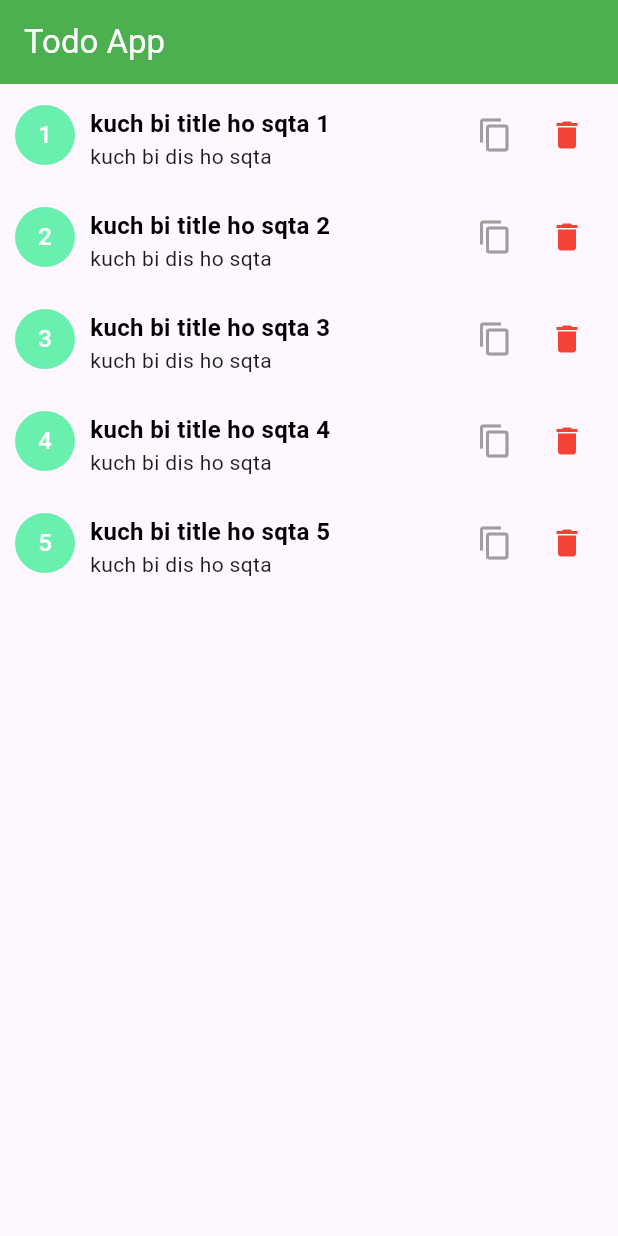
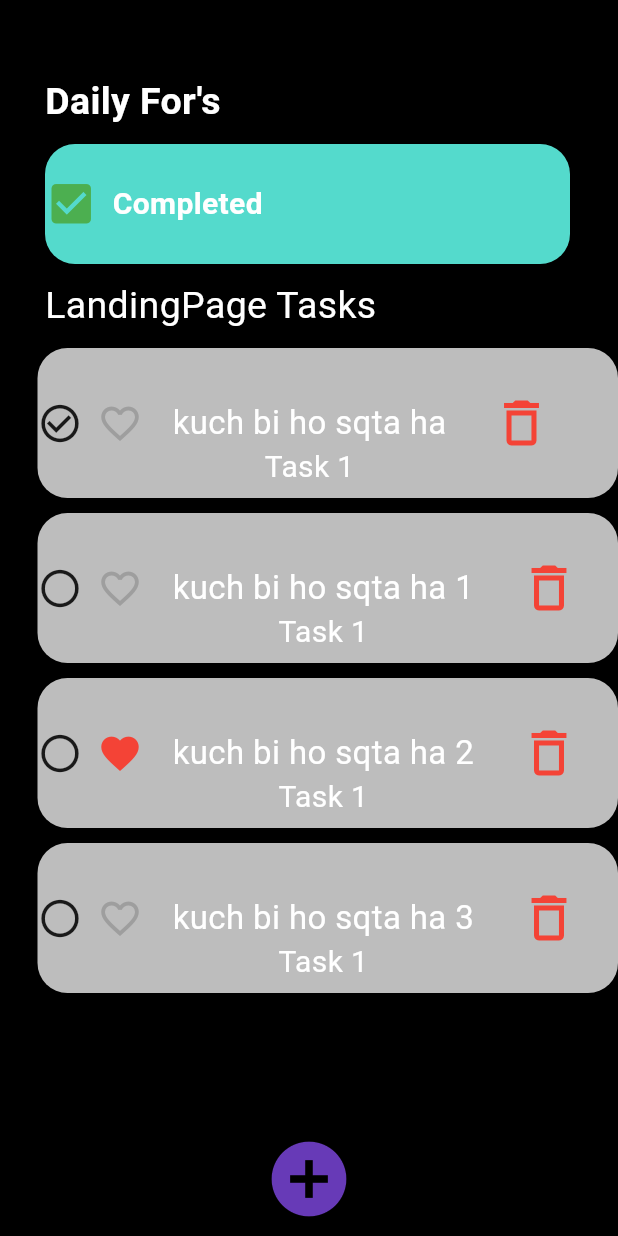
Before and after one commit to ahsanrahman0745/flutter_class, a Flutter app: the screen it shows after launch, on a phone screen of 412 x 824 dp. Run offline on Flutter 3.47's test engine with Material 3 defaults, Android fonts, the phone set to English and light mode, and no system bars; our stand-ins replace firebase_core; accounts and stored records are empty.

Commit message:
list work done

```diff
--- /dev/null
+++ b/lib/landing_page.dart
@@ -0,0 +1,128 @@
+import 'package:flutter/cupertino.dart';
+import 'package:flutter/material.dart';
+
+import 'model/todo_model.dart';
+import 'nazish.dart';
+
+
+class LandingPage extends StatefulWidget {
+  const LandingPage({super.key});
+
+  @override
+  State<LandingPage> createState() => _LandingPageState();
+}
+
+class _LandingPageState extends State<LandingPage> {
+
+
+
+  List<TodoModel> list = [
+    const TodoModel(
+      status: Status.complete,
+      title: "kuch bi ho sqta ha",
+      dis: "discretion of this tile"
+    ),
+    const TodoModel(
+        title: "kuch bi ho sqta ha 1",
+        dis: "discretion of this tile 1"
+    ),
+    const TodoModel(
+        title: "kuch bi ho sqta ha 2",
+        dis: "discretion of this tile 2",
+        fav: true,
+    ),
+    const TodoModel(
+        title: "kuch bi ho sqta ha 3",
+        dis: "discretion of this tile 3"
+    ),
+  ];
+
+
+  @override
+  Widget build(BuildContext context) {
+    return SafeArea(
+      child: Scaffold(
+        backgroundColor: Colors.black,
+        body: Column(
+          crossAxisAlignment: CrossAxisAlignment.center,
+          mainAxisAlignment: MainAxisAlignment.spaceBetween,
+          children: [
+            Column(
+              crossAxisAlignment: CrossAxisAlignment.start,
+              children: [
+                const Padding(
+                  padding: EdgeInsets.only(top: 50,left: 30),
+                  child: Text("Daily For's",style: TextStyle(color: Colors.white,
+                      fontSize: 25,
+                      fontWeight: FontWeight.bold),),
+                ),
+                Padding(
+                  padding: const EdgeInsets.only(top: 10,left: 30),
+                  child: Container(
+                    height: 80,
+                    width: 350,
+                    decoration: BoxDecoration(color: Color(0xFF54DACC),
+                        borderRadius: BorderRadius.circular(20)),
+                    child: Row(
+                      children: [
+                        Icon(Icons.check_box,size: 35,color: Colors.green,),
+                        SizedBox(width: 10,),
+                        Text("Completed",style: TextStyle(color: Colors.white,fontSize: 20,
+                            fontWeight: FontWeight.bold),)
+                      ],
+                    ),
+                  ),
+                ),
+                Padding(
+                  padding: const EdgeInsets.only(top: 10,left: 30),
+                  child: Text("LandingPage Tasks",style: TextStyle(color: Colors.white,
+                      fontSize: 25),),
+                ),
+
+
+                ListView.builder(
+                 itemCount: list.length,
+                    shrinkWrap: true,
+                    itemBuilder: (context,index){
+                  return                 Padding(
+                    padding: const EdgeInsets.only(top: 10,left: 25),
+                    child: Container(
+                      height: 100,
+                      width: 350,
+                      decoration: BoxDecoration(color: Colors.grey.shade400,
+                          borderRadius: BorderRadius.circular(20)),
+                      child: Row(
+                        children: [
+                          Icon(list[index].status == Status.complete ? Icons.check_circle_outline :Icons.circle_outlined ,size: 30,),
+                          SizedBox(width: 10,),
+                          Icon(list[index].fav ?  Icons.favorite : Icons.favorite_border,size: 30,color: list[index].fav ? Colors.red : Colors.grey,),
+                          SizedBox(width: 20,),
+                          Column(
+                            children: [
+                              Padding(
+                                padding: const EdgeInsets.only(top: 34),
+                                child: Text(list[index].title,style: TextStyle(color: Colors.white,
+                                    fontSize: 22),),
+                              ),
+                              Text("Task 1",style: TextStyle(color: Colors.white,fontSize: 20),)
+                            ],
+                          ),
+                          SizedBox(width: 30,),
+                          Icon(Icons.delete_outline_outlined,size: 40,color: Colors.red,),
+                        ],
+                      ),
+                    ),
+                  );
+                })
+
+              ],
+            ),
+
+            IconButton(onPressed:(){
+            }, icon:Icon(Icons.add_circle,size: 60,color: Colors.deepPurple,))
+          ],
+        ),
+      ),
+    );
+  }
+}
--- a/lib/main.dart
+++ b/lib/main.dart
@@ -1,18 +1,38 @@
 import 'package:flutter/material.dart';
-import 'package:flutter_class/view/home_view.dart';
+import 'package:flutter_class/splashscreen.dart';
 
-main(){
-  runApp(const FirstClass());
+void main() {
+  runApp(const MyApp());
 }
 
+class MyApp extends StatelessWidget {
+  const MyApp({super.key});
 
-class FirstClass extends StatelessWidget {
-  const FirstClass({super.key});
-
+  // This widget is the root of your application.
   @override
   Widget build(BuildContext context) {
     return MaterialApp(
-      home: HomeView(),
+      home: SplashScrc(),
+
+
     );
   }
 }
+
+//
+//
+// main(){
+//   runApp(const FirstClass());
+// }
+//
+//
+// class FirstClass extends StatelessWidget {
+//   const FirstClass({super.key});
+//
+//   @override
+//   Widget build(BuildContext context) {
+//     return MaterialApp(
+//       home: HomeView(),
+//     );
+//   }
+// }
--- a/lib/model/todo_model.dart
+++ b/lib/model/todo_model.dart
@@ -1,10 +1,20 @@
 class TodoModel {
-  int id;
-  String title, dis;
+  final int? id;
+  final String title, dis;
+  final bool  fav;
+  final Status status;
 
-  TodoModel({
-    required this.id,
+  const TodoModel({
+    this.id,
     required this.title,
     required this.dis,
+    this.status  =  Status.active,
+    this.fav =  false,
   });
 }
+
+enum Status{
+  pending,
+  active,
+  complete
+}
```
Also changed, not shown: lib/add_new_task.dart (added, +104 -0 lines), lib/nazish.dart (added, +75 -0 lines), lib/splashscreen.dart (added, +41 -0 lines).
